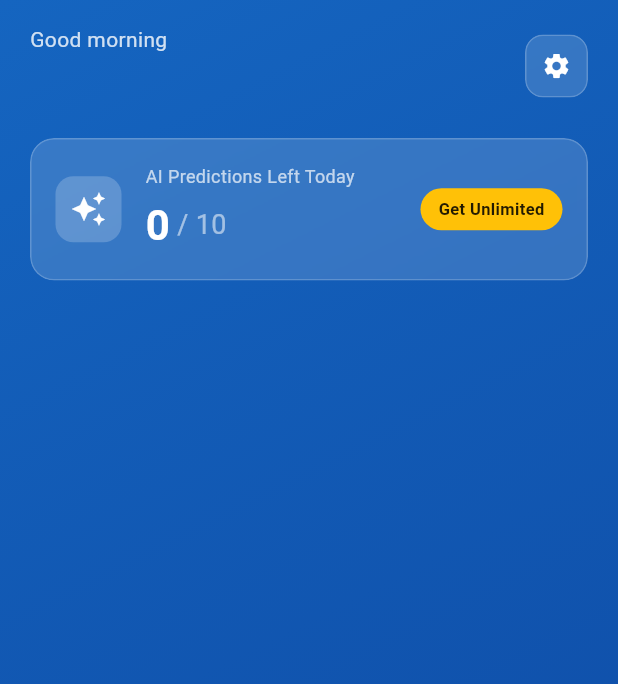
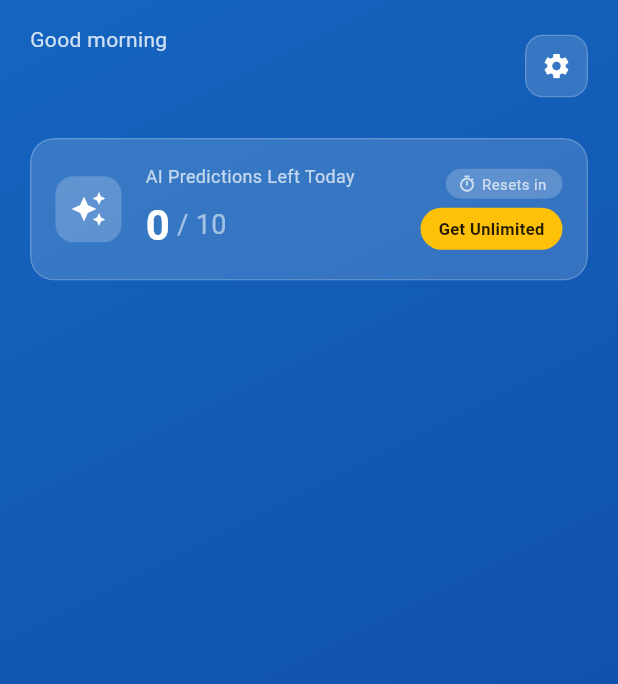
Before and after one commit to vovadanilkovichvovafava/Bot, a Flutter app: the _HeroHeader widget shown alone on an empty page, opened directly with empty values, on a phone screen of 412 x 824 dp. Shown: the top 684 px of the screen. Run offline on Flutter 3.47's test engine with Material 3 defaults, Android fonts, the phone set to English and light mode, and no system bars; our stand-ins replace dio, flutter_local_notifications, flutter_markdown, flutter_riverpod, flutter_secure_storage, go_router and 4 more; accounts and stored records are empty; network calls fail.

Commit message:
Fix token bypass and improve UX
Security:
- Get real time from internet (worldtimeapi.org, timeapi.io) to prevent date manipulation bypass
- Store time offset to detect device time changes
- Re-sync time before each token use

UI improvements:
- Add timer showing time until token reset (e.g., "Resets in 23h 45m")
- Timer displayed above "Get Unlimited" button on home screen

Server reliability:
- Add retry with exponential backoff (2s, 4s, 6s) when server unavailable
- Show retry progress to user
- Maximum 3 retries before showing error

```diff
--- a/mobile_app/lib/screens/home_screen.dart
+++ b/mobile_app/lib/screens/home_screen.dart
@@ -269,6 +269,7 @@ class _HomeScreenState extends ConsumerState<HomeScreen> {
                     user: user,
                     settings: settings,
                     localTokens: tokenState.tokens,
+                    timeUntilReset: tokenState.formattedTimeUntilReset,
                     onPredictionsInfoTap: () => _showPredictionsInfo(context),
                     onSettingsTap: () => context.go('/settings'),
                     onPremiumTap: () => context.push('/premium'),
@@ -436,6 +437,7 @@ class _HeroHeader extends StatelessWidget {
   final dynamic user;
   final dynamic settings;
   final int localTokens;
+  final String? timeUntilReset;
   final VoidCallback onPredictionsInfoTap;
   final VoidCallback onSettingsTap;
   final VoidCallback onPremiumTap;
@@ -444,6 +446,7 @@ class _HeroHeader extends StatelessWidget {
     required this.user,
     required this.settings,
     required this.localTokens,
+    required this.timeUntilReset,
     required this.onPredictionsInfoTap,
     required this.onSettingsTap,
     required this.onPremiumTap,
@@ -609,7 +612,43 @@ class _HeroHeader extends StatelessWidget {
                               ),
                             ),
                             if (!user.isPremium)
-                              Container(
+                              Column(
+                                crossAxisAlignment: CrossAxisAlignment.end,
+                                children: [
+                                  // Timer showing time until reset
+                                  if (timeUntilReset != null)
+                                    Container(
+                                      margin: const EdgeInsets.only(bottom: 6),
+                                      padding: const EdgeInsets.symmetric(
+                                        horizontal: 8,
+                                        vertical: 3,
+                                      ),
+                                      decoration: BoxDecoration(
+                                        color: Colors.white.withOpacity(0.2),
+                                        borderRadius: BorderRadius.circular(10),
+                                      ),
+                                      child: Row(
+                                        mainAxisSize: MainAxisSize.min,
+                                        children: [
+                                          const Icon(
+                                            Icons.timer_outlined,
+                                            color: Colors.white70,
+                                            size: 12,
+                                          ),
+                                          const SizedBox(width: 4),
+                                          Text(
+                                            'Resets in $timeUntilReset',
+                                            style: const TextStyle(
+                                              color: Colors.white70,
+                                              fontSize: 10,
+                                            ),
+                                          ),
+                                        ],
+                                      ),
+                                    ),
+                                  GestureDetector(
+                                    onTap: onPremiumTap,
+                                    child: Container(
                                       padding: const EdgeInsets.symmetric(
                                         horizontal: 12,
                                         vertical: 6,
@@ -618,8 +657,6 @@ class _HeroHeader extends StatelessWidget {
                                         color: Colors.amber,
                                         borderRadius: BorderRadius.circular(20),
                                       ),
-                                child: GestureDetector(
-                                  onTap: onPremiumTap,
                                       child: const Text(
                                         'Get Unlimited',
                                         style: TextStyle(
@@ -629,6 +666,8 @@ class _HeroHeader extends StatelessWidget {
                                         ),
                                       ),
                                     ),
+                                  ),
+                                ],
                               ),
                           ],
                         ),
```
Also changed, not shown: mobile_app/lib/screens/match_detail_screen.dart (+48 -0 lines), mobile_app/lib/services/local_token_service.dart (+162 -28 lines). Lines whose indentation alone changed are shown as unchanged.
